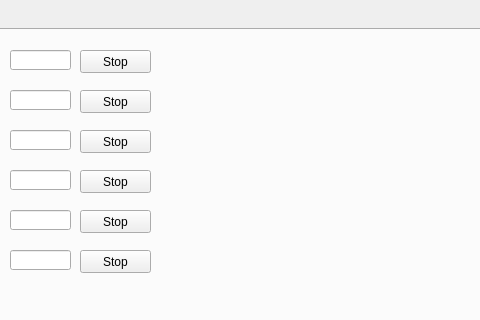
This is view.ui in philyc/Manipulator_Controller as Qt 5 draws it before an edit; both pictures show x 242 to 722 and y 166 to 486 of the 1280 by 700 pixel window. The edited form follows.
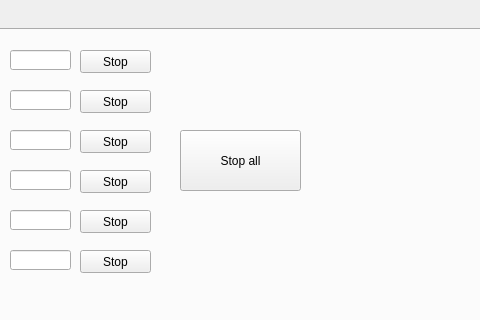
This is the edited form. The open tabs and pages were chosen to show the change. Custom widgets are drawn as their Qt base class.

What changed in the file:
```diff
--- a/view.ui
+++ b/view.ui
@@ -517,6 +517,19 @@
        <string>Stop</string>
       </property>
      </widget>
+     <widget class="QPushButton" name="btnMoter1RunStopAll">
+      <property name="geometry">
+       <rect>
+        <x>400</x>
+        <y>100</y>
+        <width>121</width>
+        <height>61</height>
+       </rect>
+      </property>
+      <property name="text">
+       <string>Stop all</string>
+      </property>
+     </widget>
     </widget>
     <widget class="QWidget" name="tabSingle">
      <attribute name="title">
```
Left out of the diff: 2 changed lines with no effect on the pictures.
